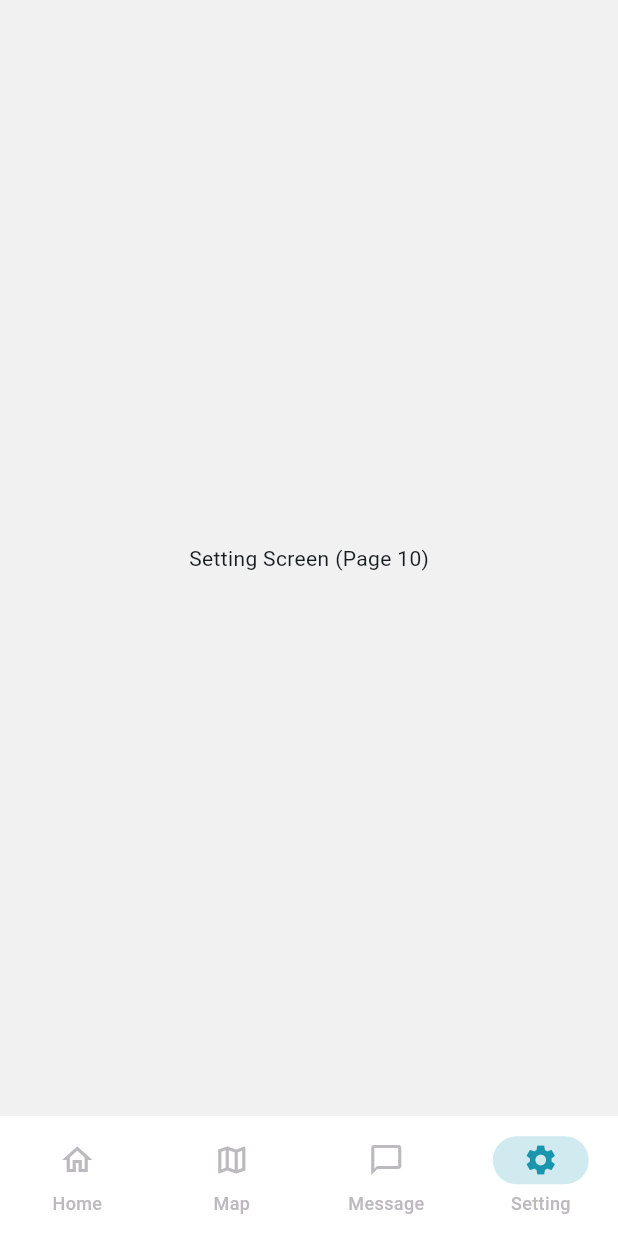
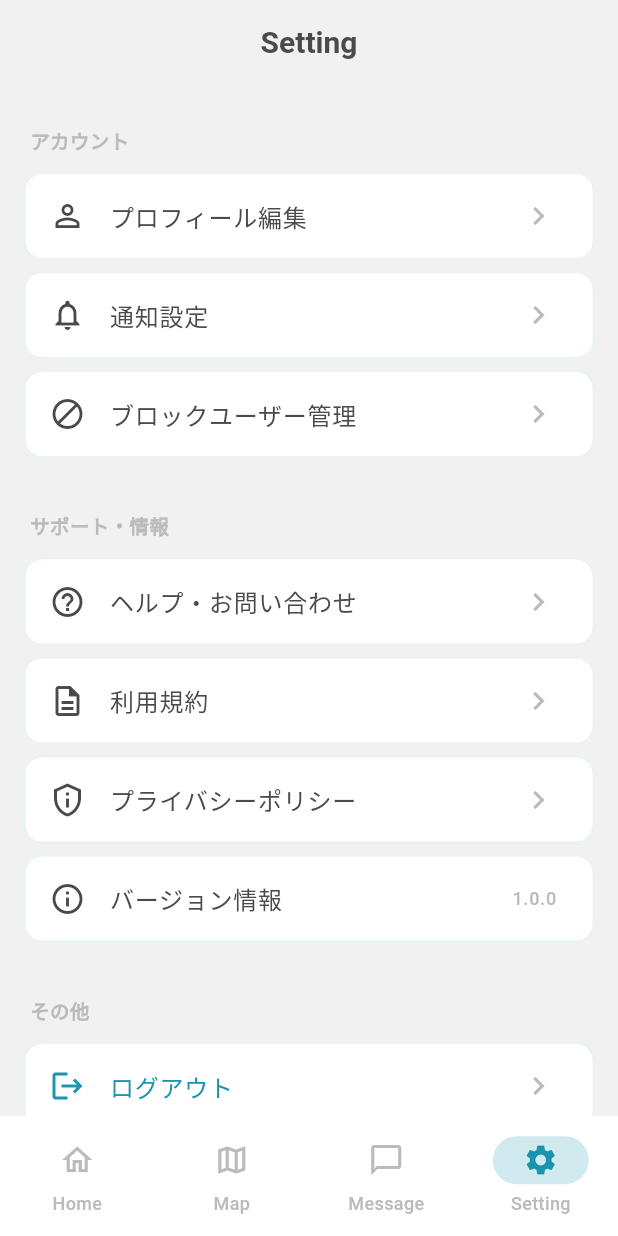
Before and after one commit to iwashi-v3/appointment-app, a Flutter app: the screen it shows after launch, item 4 of the bottom bar chosen, on a phone screen of 412 x 824 dp. Run offline on Flutter 3.47's test engine with Material 3 defaults, Android fonts, the phone set to English and light mode, and no system bars.

Commit message:
settings画面のデザイン

```diff
--- a/frontend/lib/app.dart
+++ b/frontend/lib/app.dart
@@ -2,7 +2,8 @@ import 'package:flutter/material.dart';
 import 'constants/app_colors.dart';
 import 'screens/home/home_screen.dart';
 import 'screens/map/map_screen.dart';
-import 'screens/message/message_list_screen.dart'; // メッセージ一覧画面をインポート
+import 'screens/message/message_list_screen.dart';
+import 'screens/settings/settings_screen.dart'; // 設定画面をインポート
 
 class MachiawaseApp extends StatelessWidget {
   const MachiawaseApp({super.key});
@@ -93,7 +94,7 @@ class _RootScaffoldState extends State<RootScaffold> {
       const HomeScreen(),        // 1. Home
       const MapScreen(),         // 2. Map
       const MessageListScreen(), // 3. Message
-      const Scaffold(body: Center(child: Text('Setting Screen (Page 10)'))), // 4. Setting (仮置き)
+      const SettingsScreen(),    // 4. Setting
     ];
 
     return Scaffold(
--- /dev/null
+++ b/frontend/lib/screens/settings/settings_screen.dart
@@ -0,0 +1,207 @@
+import 'package:flutter/material.dart';
+import '../../constants/app_colors.dart';
+
+class SettingsScreen extends StatelessWidget {
+  const SettingsScreen({super.key});
+
+  @override
+  Widget build(BuildContext context) {
+    return Scaffold(
+      appBar: AppBar(
+        title: const Text('Setting'),
+        backgroundColor: AppColors.background,
+        elevation: 0,
+        centerTitle: true,
+        titleTextStyle: const TextStyle(
+          color: AppColors.textBody,
+          fontSize: 20,
+          fontWeight: FontWeight.bold,
+        ),
+      ),
+      body: ListView(
+        children: [
+          const SizedBox(height: 20),
+
+          // --- アカウント設定セクション ---
+          _buildSectionHeader('アカウント'),
+          _buildSettingTile(
+            context,
+            icon: Icons.person_outline,
+            title: 'プロフィール編集',
+            onTap: () {
+              // プロフィール編集画面へ遷移
+            },
+          ),
+          _buildSettingTile(
+            context,
+            icon: Icons.notifications_outlined,
+            title: '通知設定',
+            onTap: () {
+              // 通知設定画面へ遷移
+            },
+          ),
+          _buildSettingTile(
+            context,
+            icon: Icons.block,
+            title: 'ブロックユーザー管理',
+            onTap: () {
+              // ブロックリスト画面へ遷移
+            },
+          ),
+
+          const SizedBox(height: 24),
+
+          // --- サポート・情報セクション ---
+          _buildSectionHeader('サポート・情報'),
+          _buildSettingTile(
+            context,
+            icon: Icons.help_outline,
+            title: 'ヘルプ・お問い合わせ',
+            onTap: () {},
+          ),
+          _buildSettingTile(
+            context,
+            icon: Icons.description_outlined,
+            title: '利用規約',
+            onTap: () {},
+          ),
+          _buildSettingTile(
+            context,
+            icon: Icons.privacy_tip_outlined,
+            title: 'プライバシーポリシー',
+            onTap: () {},
+          ),
+          _buildSettingTile(
+            context,
+            icon: Icons.info_outline,
+            title: 'バージョン情報',
+            trailing: const Text(
+              '1.0.0',
+              style: TextStyle(color: AppColors.textSub, fontSize: 12),
+            ),
+            onTap: () {}, // バージョンタップは何もしなくてOK
+          ),
+
+          const SizedBox(height: 24),
+
+          // --- その他（危険な操作など）セクション ---
+          _buildSectionHeader('その他'),
+          _buildSettingTile(
+            context,
+            icon: Icons.logout,
+            title: 'ログアウト',
+            textColor: AppColors.primary, // 目立たせるならメインカラーか
+            iconColor: AppColors.primary,
+            onTap: () => _showLogoutDialog(context),
+          ),
+          _buildSettingTile(
+            context,
+            icon: Icons.delete_forever,
+            title: 'アカウント削除',
+            textColor: Colors.red,
+            iconColor: Colors.red,
+            onTap: () => _showDeleteAccountDialog(context),
+          ),
+
+          const SizedBox(height: 40),
+        ],
+      ),
+    );
+  }
+
+  // セクションのタイトル
+  Widget _buildSectionHeader(String title) {
+    return Padding(
+      padding: const EdgeInsets.symmetric(horizontal: 20, vertical: 8),
+      child: Text(
+        title,
+        style: const TextStyle(
+          color: AppColors.textSub,
+          fontSize: 13,
+          fontWeight: FontWeight.bold,
+        ),
+      ),
+    );
+  }
+
+  // 設定項目のタイル
+  Widget _buildSettingTile(
+    BuildContext context, {
+    required IconData icon,
+    required String title,
+    required VoidCallback onTap,
+    Color? textColor,
+    Color? iconColor,
+    Widget? trailing,
+  }) {
+    return Container(
+      margin: const EdgeInsets.symmetric(horizontal: 16, vertical: 4),
+      decoration: BoxDecoration(
+        color: Colors.white,
+        borderRadius: BorderRadius.circular(12),
+        border: Border.all(color: AppColors.secondary.withOpacity(0.3)),
+      ),
+      child: ListTile(
+        leading: Icon(icon, color: iconColor ?? AppColors.textBody),
+        title: Text(
+          title,
+          style: TextStyle(
+            color: textColor ?? AppColors.textBody,
+            fontWeight: FontWeight.w500,
+          ),
+        ),
+        trailing: trailing ?? const Icon(Icons.chevron_right, color: AppColors.warmGray),
+        onTap: onTap,
+        shape: RoundedRectangleBorder(borderRadius: BorderRadius.circular(12)),
+      ),
+    );
+  }
+
+  // ログアウト確認ダイアログ
+  void _showLogoutDialog(BuildContext context) {
+    showDialog(
+      context: context,
+      builder: (context) => AlertDialog(
+        title: const Text('ログアウト'),
+        content: const Text('ログアウトしますか？'),
+        actions: [
+          TextButton(
+            onPressed: () => Navigator.pop(context),
+            child: const Text('キャンセル', style: TextStyle(color: AppColors.textSub)),
+          ),
+          TextButton(
+            onPressed: () {
+              // ログアウト処理
+              Navigator.pop(context);
+            },
+            child: const Text('ログアウト', style: TextStyle(color: AppColors.primary)),
+          ),
+        ],
+      ),
+    );
+  }
+
+  // アカウント削除確認ダイアログ
+  void _showDeleteAccountDialog(BuildContext context) {
+    showDialog(
+      context: context,
+      builder: (context) => AlertDialog(
+        title: const Text('アカウント削除'),
+        content: const Text('アカウントを削除すると、全てのデータが消去され復元できません。本当によろしいですか？'),
+        actions: [
+          TextButton(
+            onPressed: () => Navigator.pop(context),
+            child: const Text('キャンセル', style: TextStyle(color: AppColors.textSub)),
+          ),
+          TextButton(
+            onPressed: () {
+              // 削除処理
+              Navigator.pop(context);
+            },
+            child: const Text('削除する', style: TextStyle(color: Colors.red)),
+          ),
+        ],
+      ),
+    );
+  }
+}
```
